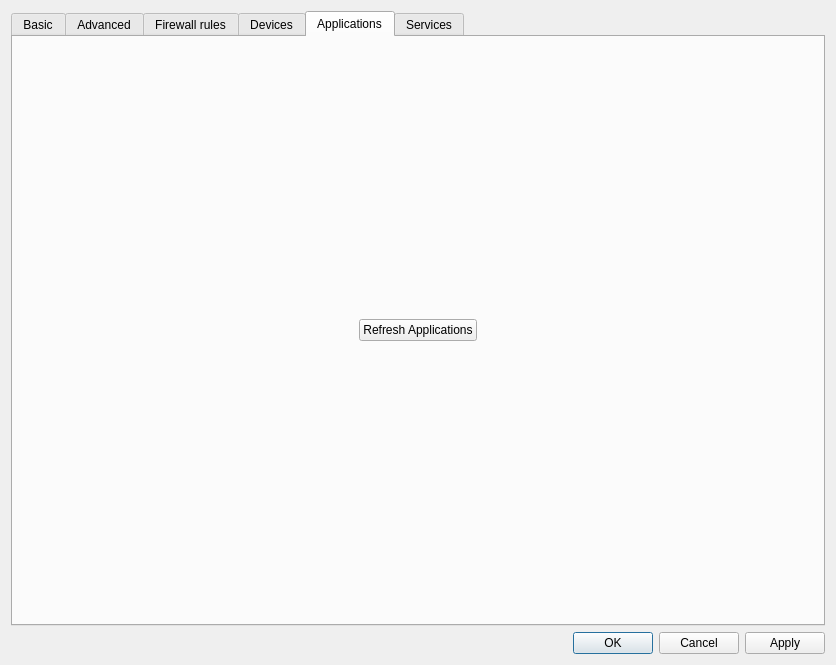
QubesOS/qubes-manager, file ui/settingsdlg.ui: the form before one commit.
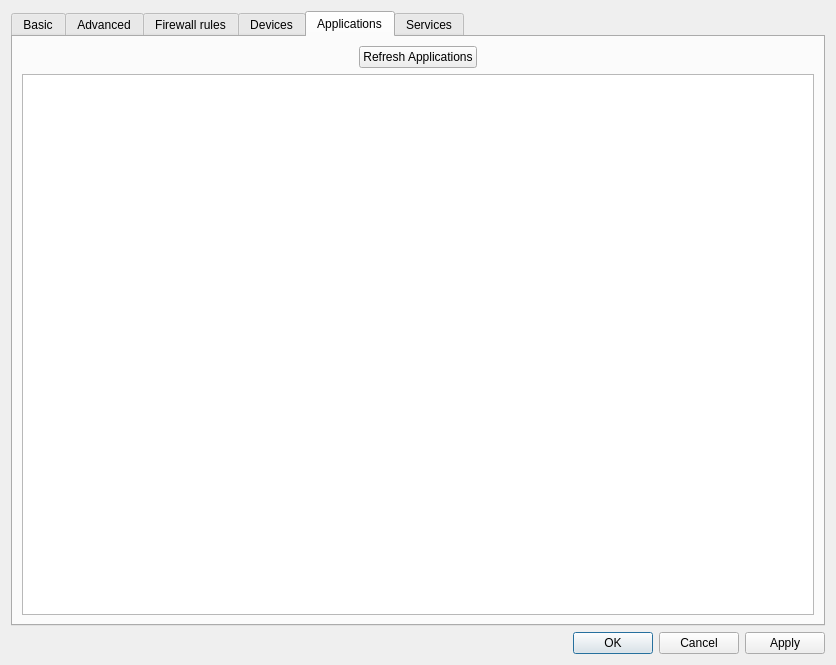
The form after the commit. The open tabs and pages were chosen to show the change. Icons and pictures are not drawn. Custom widgets are drawn as their Qt base class.

Commit message:
Rewrite VM settings to use a more robust TableView model in Applications tab
Currently replicates previous functionality, and includes a dummy
'Open in Disposable VM' column.

What changed in the file:
```diff
--- a/ui/settingsdlg.ui
+++ b/ui/settingsdlg.ui
@@ -1648,7 +1648,7 @@
           </widget>
          </item>
          <item row="1" column="0">
-          <layout class="QVBoxLayout" name="apps_layout"/>
+          <widget class="QTableView" name="apps_table"/>
          </item>
         </layout>
        </widget>
```
The commit also changes 3 other files.
